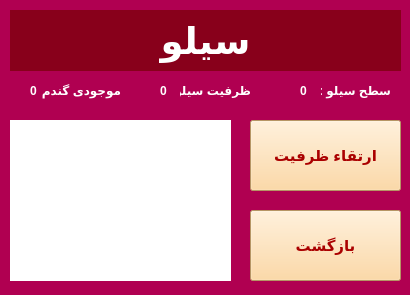
Before: the Qt Designer form Siloo.ui in Mahdi-Ghasemii/AP_Project, drawn with Qt 5.
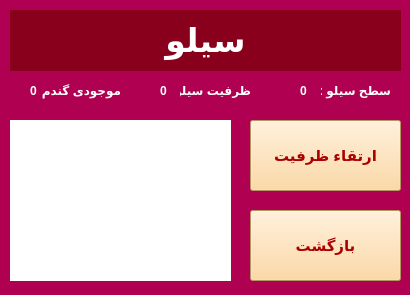
After: the same form once the commit is applied. Icons and pictures are not drawn.

```diff
--- a/Siloo.ui
+++ b/Siloo.ui
@@ -244,7 +244,7 @@
    </property>
    <property name="font">
     <font>
-     <pointsize>28</pointsize>
+     <pointsize>25</pointsize>
      <weight>75</weight>
      <bold>true</bold>
     </font>
```
